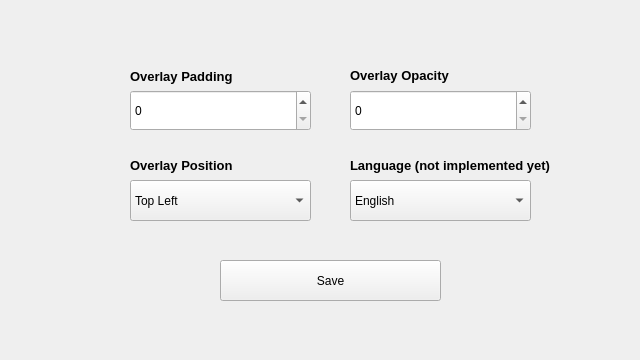
Qt form src/settingswindow.ui (PandaDex/TeamSpeak-6-Overlay) before a commit.
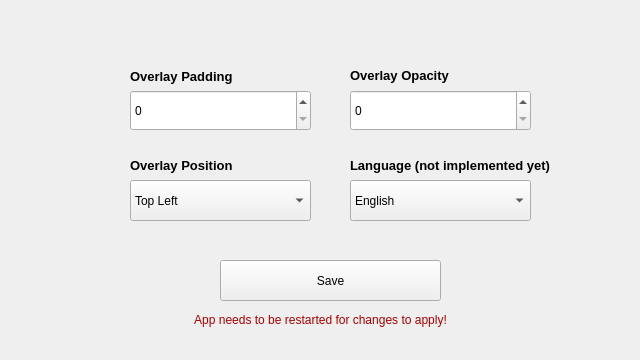
The same form after that commit. Icons and pictures are not drawn.

Commit message: fixed issue where clients wont show after connecting late, Avatars disabled for now USING FALLBACK

The edit to the form file:
```diff
--- a/src/settingswindow.ui
+++ b/src/settingswindow.ui
@@ -185,6 +185,25 @@
     <string>Language (not implemented yet)</string>
    </property>
   </widget>
+  <widget class="QLabel" name="label_5">
+   <property name="geometry">
+    <rect>
+     <x>0</x>
+     <y>310</y>
+     <width>641</width>
+     <height>20</height>
+    </rect>
+   </property>
+   <property name="text">
+    <string>&lt;html&gt;&lt;head/&gt;&lt;body&gt;&lt;p&gt;&lt;span style=&quot; color:#aa0000;&quot;&gt;App needs to be restarted for changes to apply!&lt;/span&gt;&lt;/p&gt;&lt;/body&gt;&lt;/html&gt;</string>
+   </property>
+   <property name="textFormat">
+    <enum>Qt::TextFormat::RichText</enum>
+   </property>
+   <property name="alignment">
+    <set>Qt::AlignmentFlag::AlignCenter</set>
+   </property>
+  </widget>
  </widget>
  <resources>
   <include location="../resources.qrc"/>
```
The commit also changes 1 other file.
